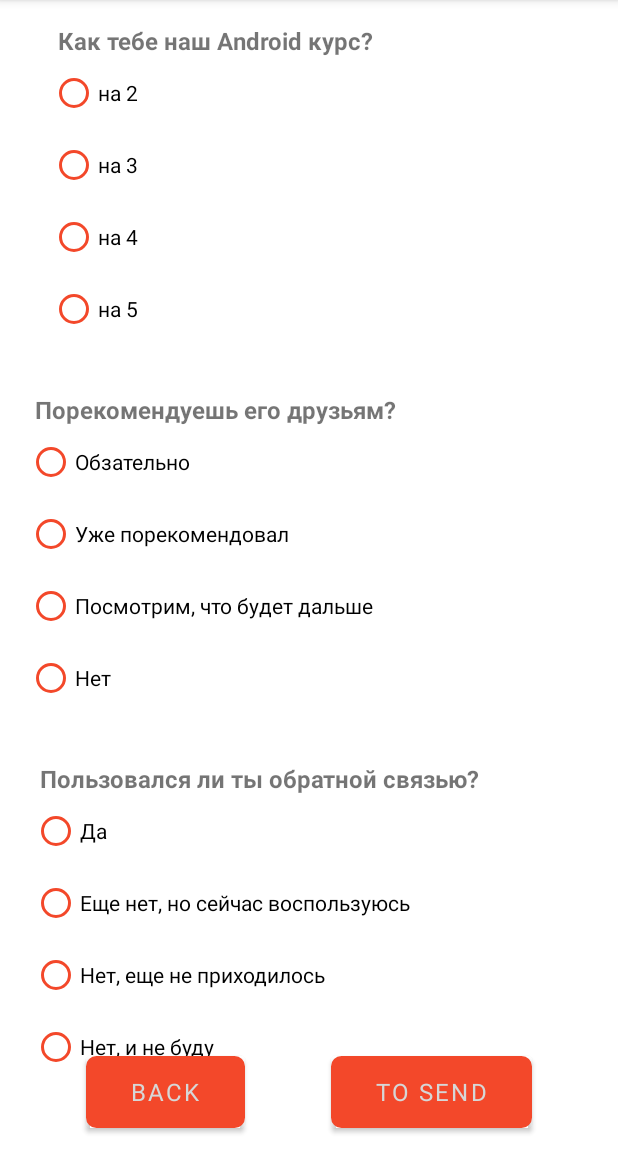
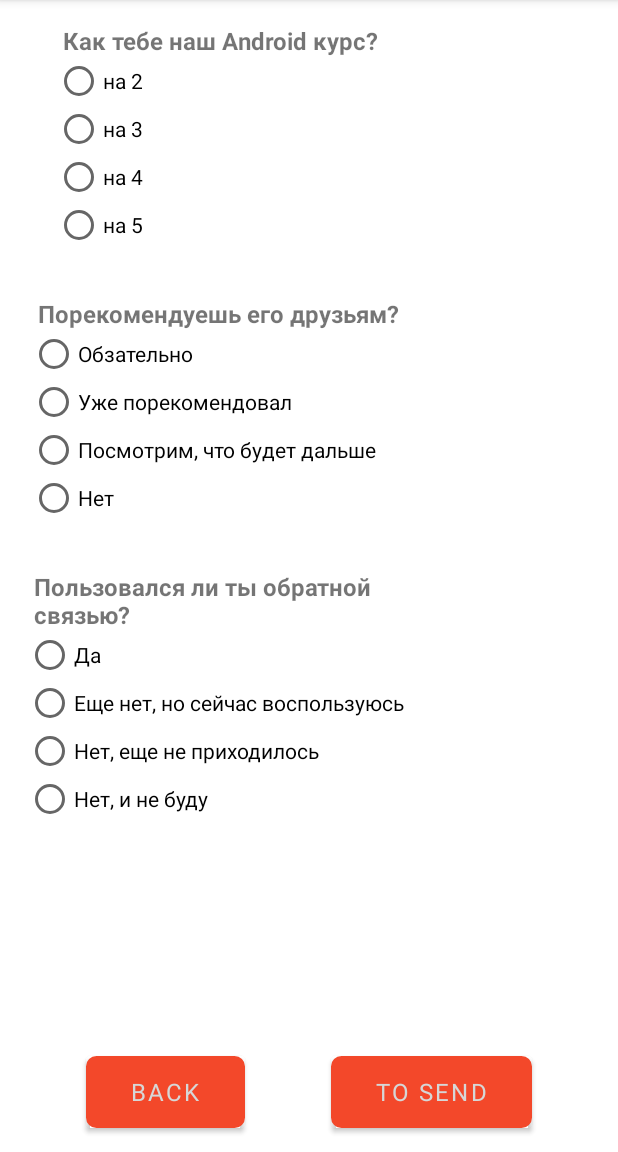
Before and after one commit to MaksimSokolovVL/fragment-quiz-get-version, an Android app: the screen it shows after launch (MainActivity), after a tap on "START", on a phone screen of 412 x 824 dp, the part 84-1236 px from its top. Run offline under Robolectric (Android 15) with nearby library versions, the phone set to English and light mode, and no system bars.

Commit message:
version navigation 0.0.7  ->  add recycler view

```diff
--- a/app/src/main/java/com/example/fragmentquizgetversion/question/data/quiz/Question.kt
+++ b/app/src/main/java/com/example/fragmentquizgetversion/question/data/quiz/Question.kt
@@ -1,7 +1,7 @@
 package com.example.fragmentquizgetversion.question.data.quiz
 
 class Question(
-    val question:String,
-    val answers:List<String>,
-    val feedback:List<String>,
+    val question: String,
+    val answers: List<String>,
+    val feedback: List<String>,
 )
--- /dev/null
+++ b/app/src/main/java/com/example/fragmentquizgetversion/question/presentation/view/QuestionAdapter.kt
@@ -0,0 +1,55 @@
+package com.example.fragmentquizgetversion.question.presentation.view
+
+import android.app.ActionBar.LayoutParams
+import android.view.LayoutInflater
+import android.view.ViewGroup
+import android.widget.RadioButton
+import androidx.core.view.updateLayoutParams
+import androidx.recyclerview.widget.RecyclerView
+import com.example.fragmentquizgetversion.databinding.MyCustomViewBinding
+import com.example.fragmentquizgetversion.question.data.quiz.Question
+
+class QuestionAdapter(
+    private val callback: QuestionClickCallback,
+) : RecyclerView.Adapter<QuestionAdapter.QuestionViewHolder>() {
+
+    val questions = mutableListOf<Question>()
+
+    override fun onCreateViewHolder(parent: ViewGroup, viewType: Int): QuestionViewHolder {
+        val inflater = LayoutInflater.from(parent.context)
+        val binding = MyCustomViewBinding.inflate(inflater, parent, false)
+        return QuestionViewHolder(binding)
+    }
+
+    override fun onBindViewHolder(holder: QuestionViewHolder, position: Int) {
+        holder.bind(questions[position])
+    }
+
+    override fun getItemCount() = questions.size
+
+    inner class QuestionViewHolder(private val viewBinding: MyCustomViewBinding) :
+        RecyclerView.ViewHolder(viewBinding.root) {
+
+        fun bind(question: Question) {
+            viewBinding.textViewOneQuestion.text = question.question
+
+            viewBinding.questionGroup.removeAllViews()
+
+            question.answers.forEachIndexed { index, answerText ->
+                val button = RadioButton(viewBinding.root.context)
+                button.layoutParams =
+                    ViewGroup.LayoutParams(LayoutParams.WRAP_CONTENT, LayoutParams.WRAP_CONTENT)
+                button.text = answerText
+
+                viewBinding.questionGroup.addView(button)
+                button.setOnCheckedChangeListener { compoundButton, b ->
+                    callback.onAnswerClick(question, index)
+                }
+            }
+        }
+    }
+}
+
+interface QuestionClickCallback {
+    fun onAnswerClick(question: Question, answerPosition: Int)
+}
--- a/app/src/main/java/com/example/fragmentquizgetversion/question/presentation/view/QuestionFragment.kt
+++ b/app/src/main/java/com/example/fragmentquizgetversion/question/presentation/view/QuestionFragment.kt
@@ -1,14 +1,17 @@
 package com.example.fragmentquizgetversion.question.presentation.view
 
 import android.os.Bundle
+import android.util.Log
 import androidx.fragment.app.Fragment
 import android.view.LayoutInflater
 import android.view.View
 import android.view.ViewGroup
 import android.widget.Toast
+import androidx.recyclerview.widget.LinearLayoutManager
 import com.example.fragmentquizgetversion.R
 import com.example.fragmentquizgetversion.result.presentation.view.ResultQuizFragment
 import com.example.fragmentquizgetversion.databinding.FragmentQuestionBinding
+import com.example.fragmentquizgetversion.question.data.quiz.Question
 import com.example.fragmentquizgetversion.question.domain.model.ResultModel
 import com.example.fragmentquizgetversion.question.data.quiz.Quiz
 import com.example.fragmentquizgetversion.question.data.quiz.QuizStorage
@@ -16,12 +19,14 @@ import com.example.fragmentquizgetversion.start.presentation.view.StartFragment
 
 private val quiz: Quiz = QuizStorage.getQuiz(QuizStorage.Locale.Ru)
 
-class QuestionFragment : Fragment() {
+class QuestionFragment : Fragment(), QuestionClickCallback {
 
     private val gameResultModel = ResultModel()
 
     private var _binding: FragmentQuestionBinding? = null
     private val binding get() = _binding ?: throw RuntimeException("StartFragmentBinding == null")
+
+    private val questionAdapter = QuestionAdapter(this)
 
     override fun onCreateView(  //из макета создать view
         inflater: LayoutInflater,
@@ -35,35 +40,19 @@ class QuestionFragment : Fragment() {
     override fun onViewCreated(view: View, savedInstanceState: Bundle?) { //раьота с view
         super.onViewCreated(view, savedInstanceState)
 
-        val firstCustomView = binding.customView1
-        val secondCustomView = binding.customView2
-        val thirdCustomView = binding.customView3
+        binding.recyclerView.layoutManager = LinearLayoutManager(requireContext())
+        binding.recyclerView.adapter = questionAdapter
 
-        for (i in 0..quiz.questions.lastIndex) {
-            val question = quiz.questions[i]
-            when (i) {
-                0 -> {
+        questionAdapter.questions.clear()
+        questionAdapter.questions.addAll(quiz.questions)
+        questionAdapter.notifyDataSetChanged()
+    }
 
-                    firstCustomView.getBinding().textViewOneQuestion.text = question.question
-                    firstCustomView.setQuestions2(question.answers)
-                }
-                1 -> {
-                    secondCustomView.getBinding().textViewOneQuestion.text = question.question
-                    secondCustomView.setQuestions2(question.answers)
-                }
-                2 -> {
-                    thirdCustomView.getBinding().textViewOneQuestion.text = question.question
-                    thirdCustomView.setQuestions2(question.answers)
-                }
-            }
-        }
-
-
-        initView()
-
-        checkedChangeRadiosButton(firstCustomView, 0)
-        checkedChangeRadiosButton(secondCustomView, 1)
-        checkedChangeRadiosButton(thirdCustomView, 2)
+    override fun onAnswerClick(question: Question, answerPosition: Int) {
+        Log.d(
+            "onAnswerClick",
+            "${question.question}, answer: ${question.answers.getOrNull(answerPosition)}"
+        )
     }
 
     private fun initView() {
@@ -73,31 +62,6 @@ class QuestionFragment : Fragment() {
 
         binding.buttonResult.setOnClickListener {
             launchResultQuiz(gameResultModel)
-        }
-    }
-
-    private fun checkedChangeRadiosButton(nameCustomView: QuestionItemView, numberCustomView: Int) {
-
-        nameCustomView.getBinding().questionGroup.setOnCheckedChangeListener { _, checkedId ->
-//                var id = nameCustomView.getBinding().questionGroup.checkedRadioButtonId
-            when (checkedId) {
-                nameCustomView.getBinding().firstAnswer.id -> {
-                    showToast(quiz.questions[numberCustomView].feedback[0])
-                    gameResultModel.list[numberCustomView] = quiz.questions[numberCustomView].feedback[0]
-                }
-                nameCustomView.getBinding().secondAnswer.id -> {
-                    showToast(quiz.questions[numberCustomView].feedback[1])
-                    gameResultModel.list[numberCustomView] = quiz.questions[numberCustomView].feedback[1]
-                }
-                nameCustomView.getBinding().thirdAnswer.id -> {
-                    showToast(quiz.questions[numberCustomView].feedback[2])
-                    gameResultModel.list[numberCustomView] = quiz.questions[numberCustomView].feedback[2]
-                }
-                nameCustomView.getBinding().fourthAnswer.id -> {
-                    showToast(quiz.questions[numberCustomView].feedback[3])
-                    gameResultModel.list[numberCustomView] = quiz.questions[numberCustomView].feedback[3]
-                }
-            }
         }
     }
 
@@ -116,6 +80,7 @@ class QuestionFragment : Fragment() {
             .commit()
 
     }
+
     private fun showToast(message: String) {
         Toast.makeText(this.context, message, Toast.LENGTH_SHORT).show()
     }
--- a/app/src/main/java/com/example/fragmentquizgetversion/question/presentation/view/QuestionItemView.kt
+++ b/app/src/main/java/com/example/fragmentquizgetversion/question/presentation/view/QuestionItemView.kt
@@ -1,64 +1,64 @@
-package com.example.fragmentquizgetversion.question.presentation.view
-
-import android.content.Context
-
-import android.util.AttributeSet
-import android.view.LayoutInflater
-import android.widget.LinearLayout
-import android.widget.TextView
-import com.example.fragmentquizgetversion.databinding.MyCustomViewBinding
-
-
-class QuestionItemView
-@JvmOverloads constructor(
-    context: Context,
-    attrs: AttributeSet? = null,
-    defStyleAtte: Int = 0
-) : LinearLayout(context, attrs, defStyleAtte) {
-    private val binding = MyCustomViewBinding.inflate(LayoutInflater.from(context))
-
-    fun getBinding(): MyCustomViewBinding {
-        return binding
-    }
-
-
-    init {
-        addView(binding.root)
-    }
-
-
-    fun setQuestions(numberQuestion: Int, text: String) {
-        when (numberQuestion) {
-            0 -> binding.firstAnswer.text = text
-            1 -> binding.secondAnswer.text = text
-            2 -> binding.thirdAnswer.text = text
-            3 -> binding.fourthAnswer.text = text
-            else  -> error("$numberQuestion  -> there is no such number")
-        }
-    }
-
-    fun setQuestions2(answersList: List<String>) {
-        for (i in 0..answersList.lastIndex){
-        when (i) {
-            0 -> binding.firstAnswer.text = answersList[i]
-            1 -> binding.secondAnswer.text = answersList[i]
-            2 -> binding.thirdAnswer.text = answersList[i]
-            3 -> binding.fourthAnswer.text = answersList[i]
-            else  -> error("${answersList[i]}  -> there is no such number")
-        }}
-    }
-
-
-
-    fun getQuestions(numberQuestion: Int): TextView {
-        return when (numberQuestion) {
-            0 -> binding.firstAnswer
-            1 -> binding.secondAnswer
-            2 -> binding.thirdAnswer
-            3 -> binding.fourthAnswer
-            else  -> error("$numberQuestion  -> there is no such number")
-        }
-    }
-
-
-}
+//package com.example.fragmentquizgetversion.question.presentation.view
+//
+//import android.content.Context
+//
+//import android.util.AttributeSet
+//import android.view.LayoutInflater
+//import android.widget.LinearLayout
+//import android.widget.TextView
+//import com.example.fragmentquizgetversion.databinding.MyCustomViewBinding
+//
+//
+//class QuestionItemView
+//@JvmOverloads constructor(
+//    context: Context,
+//    attrs: AttributeSet? = null,
+//    defStyleAtte: Int = 0
+//) : LinearLayout(context, attrs, defStyleAtte) {
+//    private val binding = MyCustomViewBinding.inflate(LayoutInflater.from(context))
+//
+//    fun getBinding(): MyCustomViewBinding {
+//        return binding
+//    }
+//
+//
+//    init {
+//        addView(binding.root)
+//    }
+//
+//
+//    fun setQuestions(numberQuestion: Int, text: String) {
+//        when (numberQuestion) {
+//            0 -> binding.firstAnswer.text = text
+//            1 -> binding.secondAnswer.text = text
+//            2 -> binding.thirdAnswer.text = text
+//            3 -> binding.fourthAnswer.text = text
+//            else  -> error("$numberQuestion  -> there is no such number")
+//        }
+//    }
+//
+//    fun setQuestions2(answersList: List<String>) {
+//        for (i in 0..answersList.lastIndex){
+//        when (i) {
+//            0 -> binding.firstAnswer.text = answersList[i]
+//            1 -> binding.secondAnswer.text = answersList[i]
+//            2 -> binding.thirdAnswer.text = answersList[i]
+//            3 -> binding.fourthAnswer.text = answersList[i]
+//            else  -> error("${answersList[i]}  -> there is no such number")
+//        }}
+//    }
+//
+//
+//
+//    fun getQuestions(numberQuestion: Int): TextView {
+//        return when (numberQuestion) {
+//            0 -> binding.firstAnswer
+//            1 -> binding.secondAnswer
+//            2 -> binding.thirdAnswer
+//            3 -> binding.fourthAnswer
+//            else  -> error("$numberQuestion  -> there is no such number")
+//        }
+//    }
+//
+//
+//}
--- a/app/src/main/res/layout/fragment_question.xml
+++ b/app/src/main/res/layout/fragment_question.xml
@@ -6,70 +6,33 @@
     android:layout_height="match_parent"
     tools:context=".question.presentation.view.QuestionFragment">
 
-
-
-
-        <ScrollView
-            android:layout_width="match_parent"
-            android:layout_height="match_parent"
-            android:orientation="vertical">
-
-            <LinearLayout
-                android:layout_width="match_parent"
-                android:layout_height="wrap_content"
-                android:orientation="vertical">
-
-                <com.example.fragmentquizgetversion.question.presentation.view.QuestionItemView
-                    android:id="@+id/custom_view_1"
-                    android:layout_width="match_parent"
-                    android:layout_height="wrap_content"
-                    app:layout_constraintEnd_toEndOf="parent"
-                    app:layout_constraintStart_toStartOf="parent"
-                    app:layout_constraintTop_toTopOf="parent" />
-
-                <com.example.fragmentquizgetversion.question.presentation.view.QuestionItemView
-                    android:id="@+id/custom_view_2"
-                    android:layout_width="match_parent"
-                    android:layout_height="wrap_content"
-                    app:layout_constraintEnd_toEndOf="parent"
-                    app:layout_constraintStart_toStartOf="parent"
-                    app:layout_constraintTop_toBottomOf="@id/custom_view_1" />
-
-                <com.example.fragmentquizgetversion.question.presentation.view.QuestionItemView
-                    android:id="@+id/custom_view_3"
-                    android:layout_width="match_parent"
-                    android:layout_height="wrap_content"
-                    app:layout_constraintEnd_toEndOf="parent"
-                    app:layout_constraintStart_toStartOf="parent"
-                    app:layout_constraintTop_toBottomOf="@id/custom_view_2">
-
-
-                </com.example.fragmentquizgetversion.question.presentation.view.QuestionItemView>
-            </LinearLayout>
-        </ScrollView>
-
+    <androidx.recyclerview.widget.RecyclerView
+        android:id="@+id/recyclerView"
+        android:layout_width="match_parent"
+        android:layout_height="match_parent"
+        tools:listitem="@layout/my_custom_view" />
 
     <Button
         android:id="@+id/button_back"
-        android:text="@string/back"
         style="@style/MyButtonStyle"
         android:layout_width="wrap_content"
         android:layout_height="wrap_content"
+        android:layout_marginBottom="16dp"
+        android:text="@string/back"
+        app:layout_constraintBottom_toBottomOf="parent"
         app:layout_constraintEnd_toStartOf="@id/button_result"
-        app:layout_constraintStart_toStartOf="parent"
-        app:layout_constraintBottom_toBottomOf="parent"
-        android:layout_marginBottom="16dp"/>
+        app:layout_constraintStart_toStartOf="parent" />
 
     <Button
         android:id="@+id/button_result"
-        android:text="@string/to_send"
         style="@style/MyButtonStyle"
         android:layout_width="wrap_content"
         android:layout_height="wrap_content"
+        android:layout_marginBottom="16dp"
+        android:text="@string/to_send"
+        app:layout_constraintBottom_toBottomOf="parent"
         app:layout_constraintEnd_toEndOf="parent"
-        app:layout_constraintStart_toEndOf="@id/button_back"
-        app:layout_constraintBottom_toBottomOf="parent"
-        android:layout_marginBottom="16dp"/>
+        app:layout_constraintStart_toEndOf="@id/button_back" />
 
 
 </androidx.constraintlayout.widget.ConstraintLayout>
--- a/app/src/main/res/layout/my_custom_view.xml
+++ b/app/src/main/res/layout/my_custom_view.xml
@@ -2,7 +2,7 @@
 <LinearLayout xmlns:android="http://schemas.android.com/apk/res/android"
     xmlns:app="http://schemas.android.com/apk/res-auto"
     android:layout_width="300dp"
-    android:layout_height="350dp"
+    android:layout_height="wrap_content"
     android:orientation="vertical"
     android:padding="16dp">
 
@@ -31,32 +31,7 @@
             app:layout_constraintHorizontal_bias="0.1"
             app:layout_constraintStart_toStartOf="@id/constraint"
             app:layout_constraintTop_toBottomOf="@id/textViewOneQuestion"
-
             >
-
-            <RadioButton
-                android:id="@+id/firstAnswer"
-                android:layout_width="wrap_content"
-                android:layout_height="wrap_content"
-                android:buttonTint="@color/button_color" />
-
-            <RadioButton
-                android:id="@+id/secondAnswer"
-                android:layout_width="wrap_content"
-                android:layout_height="wrap_content"
-                android:buttonTint="@color/button_color" />
-
-            <RadioButton
-                android:id="@+id/thirdAnswer"
-                android:layout_width="wrap_content"
-                android:layout_height="wrap_content"
-                android:buttonTint="@color/button_color" />
-
-            <RadioButton
-                android:id="@+id/fourthAnswer"
-                android:layout_width="wrap_content"
-                android:layout_height="wrap_content"
-                android:buttonTint="@color/button_color" />
         </RadioGroup>
 
 
```
